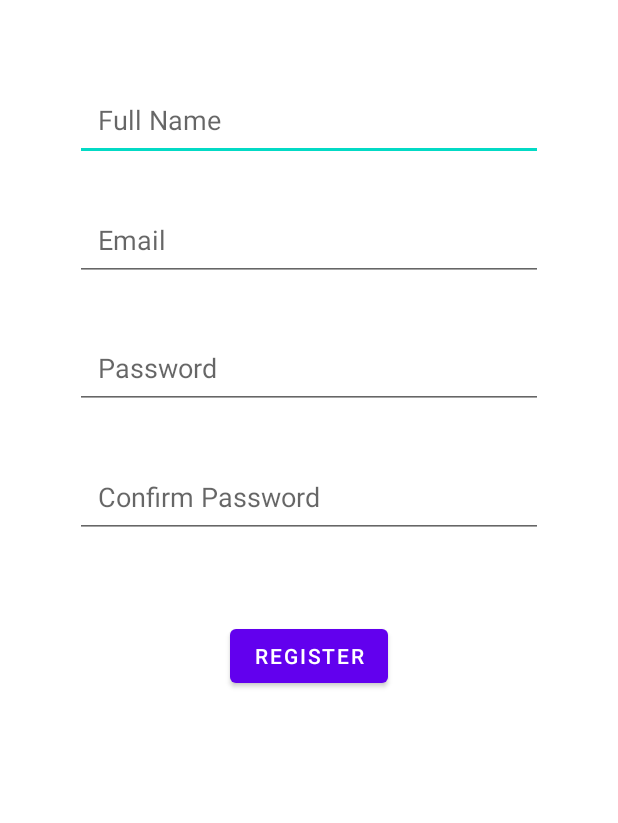
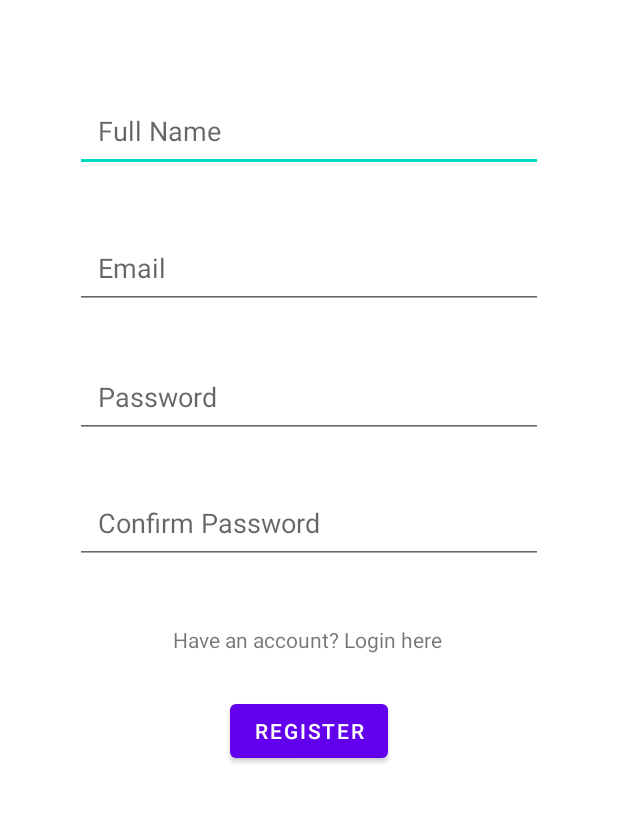
Before and after one commit to nox237/mobileApps_Java, an Android app: the RegisterActivity screen opened directly, with no data from a screen before it, on a phone screen of 412 x 824 dp, the part 369-1192 px from its top. Run offline under Robolectric (Android 15) with nearby library versions, the phone set to English and light mode, and no system bars.

Commit message:
Changes some user interface design

```diff
--- a/app/src/main/java/com/example/simpleapp/RegisterActivity.java
+++ b/app/src/main/java/com/example/simpleapp/RegisterActivity.java
@@ -1,12 +1,13 @@
 package com.example.simpleapp;
-
-import androidx.appcompat.app.AppCompatActivity;
 
 import android.content.Context;
 import android.os.Bundle;
 import android.widget.Button;
 import android.widget.EditText;
+import android.widget.TextView;
 import android.widget.Toast;
+
+import androidx.appcompat.app.AppCompatActivity;
 
 public class RegisterActivity extends AppCompatActivity {
 
@@ -15,12 +16,17 @@ public class RegisterActivity extends AppCompatActivity {
         super.onCreate(savedInstanceState);
         setContentView(R.layout.activity_register);
 
-        Button login = findViewById(R.id.buttonLogin);
+        Button register = findViewById(R.id.buttonRegister);
+        TextView login = findViewById(R.id.loginLink);
 
-        login.setOnClickListener(v -> {
+        login.setOnClickListener(v -> onBackPressed());
+
+        register.setOnClickListener(v -> {
             Context context = getApplicationContext();
-            String email = ((EditText) findViewById(R.id.emailLogin)).getText().toString();
-            String password = ((EditText) findViewById(R.id.passwordLogin)).getText().toString();
+            String name = ((EditText) findViewById(R.id.nameRegister)).getText().toString();
+            String email = ((EditText) findViewById(R.id.emailRegister)).getText().toString();
+            String password = ((EditText) findViewById(R.id.passwordRegister)).getText().toString();
+            String confPassword = ((EditText) findViewById(R.id.confPasswordRegister)).getText().toString();
             Toast.makeText(context, "Not Connect to Firebase Yet. But the email is: " + email + " and the password is: " + password,Toast.LENGTH_SHORT).show();
         });
     }
--- a/app/src/main/res/layout/activity_register.xml
+++ b/app/src/main/res/layout/activity_register.xml
@@ -41,14 +41,14 @@
         android:layout_height="wrap_content"
         android:hint="@string/confirm_password"
         android:importantForAutofill="no"
+        android:inputType="textPassword"
         android:padding="15sp"
         app:layout_constraintBottom_toTopOf="@+id/buttonRegister"
         app:layout_constraintTop_toBottomOf="@+id/appName"
-        app:layout_constraintVertical_bias="0.848"
-        tools:layout_editor_absoluteX="0dp"
+        app:layout_constraintVertical_bias="0.786"
+        tools:layout_editor_absoluteX="50dp"
         android:layout_marginLeft="50sp"
-        android:layout_marginRight="50sp"
-        android:inputType="textPassword" />
+        android:layout_marginRight="50sp"/>
 
     <EditText
         android:id="@+id/passwordRegister"
@@ -56,14 +56,14 @@
         android:layout_height="wrap_content"
         android:hint="@string/password"
         android:importantForAutofill="no"
+        android:inputType="textPassword"
         android:padding="15sp"
         app:layout_constraintBottom_toTopOf="@+id/buttonRegister"
         app:layout_constraintTop_toBottomOf="@+id/appName"
-        app:layout_constraintVertical_bias="0.607"
-        tools:layout_editor_absoluteX="0dp"
+        app:layout_constraintVertical_bias="0.58"
+        tools:layout_editor_absoluteX="49dp"
         android:layout_marginLeft="50sp"
-        android:layout_marginRight="50sp"
-        android:inputType="textPassword" />
+        android:layout_marginRight="50sp"/>
 
     <EditText
         android:id="@+id/emailRegister"
@@ -80,6 +80,18 @@
         android:layout_marginLeft="50sp"
         android:layout_marginRight="50sp"/>
 
+    <TextView
+        android:id="@+id/loginLink"
+        android:layout_width="wrap_content"
+        android:layout_height="wrap_content"
+        android:text="@string/have_an_account_login_here"
+        app:layout_constraintBottom_toTopOf="@+id/buttonRegister"
+        app:layout_constraintEnd_toEndOf="parent"
+        app:layout_constraintHorizontal_bias="0.497"
+        app:layout_constraintStart_toStartOf="parent"
+        app:layout_constraintTop_toBottomOf="@+id/appName"
+        app:layout_constraintVertical_bias="0.938" />
+
     <Button
         android:id="@+id/buttonRegister"
         android:layout_width="wrap_content"
@@ -89,6 +101,6 @@
         app:layout_constraintEnd_toEndOf="parent"
         app:layout_constraintStart_toStartOf="parent"
         app:layout_constraintTop_toBottomOf="@+id/appName"
-        app:layout_constraintVertical_bias="0.78" />
+        app:layout_constraintVertical_bias="0.874" />
 
 </androidx.constraintlayout.widget.ConstraintLayout>
--- a/app/src/main/res/values/strings.xml
+++ b/app/src/main/res/values/strings.xml
@@ -6,4 +6,6 @@
     <string name="register">Register</string>
     <string name="confirm_password">Confirm Password</string>
     <string name="full_name">Full Name</string>
+    <string name="don_t_have_an_account_register_here">Don\'t have an account? Register Here!</string>
+    <string name="have_an_account_login_here">Have an account? Login here</string>
 </resources>
```
Also changed, not shown: app/src/main/java/com/example/simpleapp/LoginActivity.java (+11 -5 lines), app/src/main/res/layout/activity_login.xml (+12 -1 lines).
